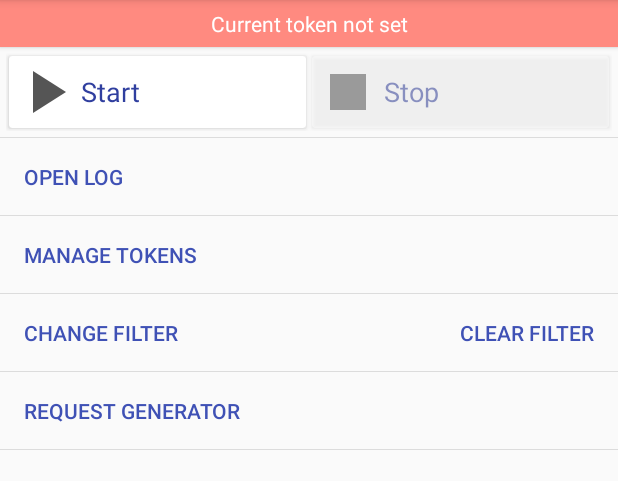
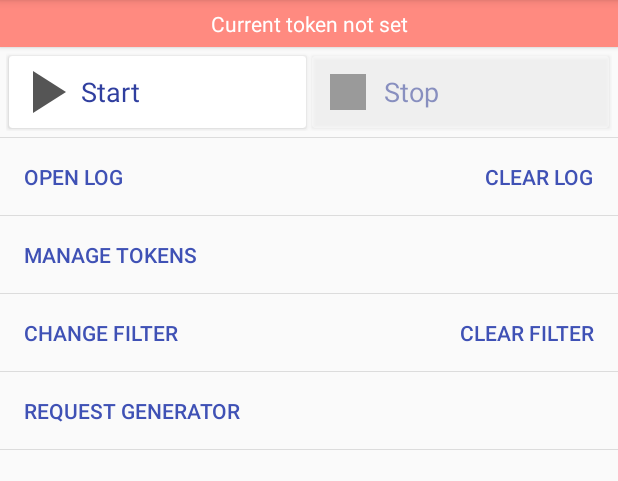
Before and after one commit to IamMaxim/VKMonitor, an Android app: the screen it shows after launch (MainActivity), on a phone screen of 412 x 824 dp, the part 84-565 px from its top. Run offline under Robolectric (Android 15) with nearby library versions, the phone set to English and light mode, and no system bars; pictures from the network do not load.

Commit message:
Added "Clear log" button

```diff
--- a/app/src/main/res/layout/fragment_main.xml
+++ b/app/src/main/res/layout/fragment_main.xml
@@ -126,17 +126,45 @@
                     android:layout_width="wrap_content"
                     android:layout_height="wrap_content" />
 
-                <TextView
-                    android:id="@+id/open_log"
+                <LinearLayout
                     android:layout_width="match_parent"
                     android:layout_height="match_parent"
-                    android:layout_gravity="center_vertical"
-                    android:foreground="?android:attr/selectableItemBackground"
-                    android:onClick="onClick"
-                    android:padding="16dp"
-                    android:text="Open log"
-                    android:textAppearance="@style/TextAppearance.AppCompat.Widget.Button"
-                    android:textColor="@color/colorPrimary" />
+                    android:orientation="horizontal">
+
+                    <FrameLayout
+                        android:id="@+id/open_log"
+                        android:layout_width="match_parent"
+                        android:layout_height="match_parent"
+                        android:layout_weight="1"
+                        android:foreground="?android:attr/selectableItemBackground"
+                        android:onClick="onClick">
+
+                        <TextView
+                            android:layout_width="match_parent"
+                            android:layout_height="match_parent"
+                            android:layout_gravity="center_vertical"
+                            android:padding="16dp"
+                            android:text="Open Log"
+                            android:textAppearance="@style/TextAppearance.AppCompat.Widget.Button"
+                            android:textColor="@color/colorPrimary" />
+                    </FrameLayout>
+
+                    <FrameLayout
+                        android:id="@+id/clear_log"
+                        android:layout_width="wrap_content"
+                        android:layout_height="wrap_content"
+                        android:foreground="?android:attr/selectableItemBackground"
+                        android:onClick="onClick">
+
+                        <TextView
+                            android:layout_width="match_parent"
+                            android:layout_height="match_parent"
+                            android:padding="16dp"
+                            android:text="Clear log"
+                            android:textAppearance="@style/TextAppearance.AppCompat.Widget.Button"
+                            android:textColor="@color/colorPrimary" />
+                    </FrameLayout>
+                </LinearLayout>
 
                 <view
                     class="ru.iammaxim.vkmonitor.Views.Divider"
```
Also changed, not shown: app/src/main/java/ru/iammaxim/vkmonitor/App.java (+10 -0 lines), app/src/main/java/ru/iammaxim/vkmonitor/Fragments/VKMonitorMainFragment.java (+14 -0 lines).
